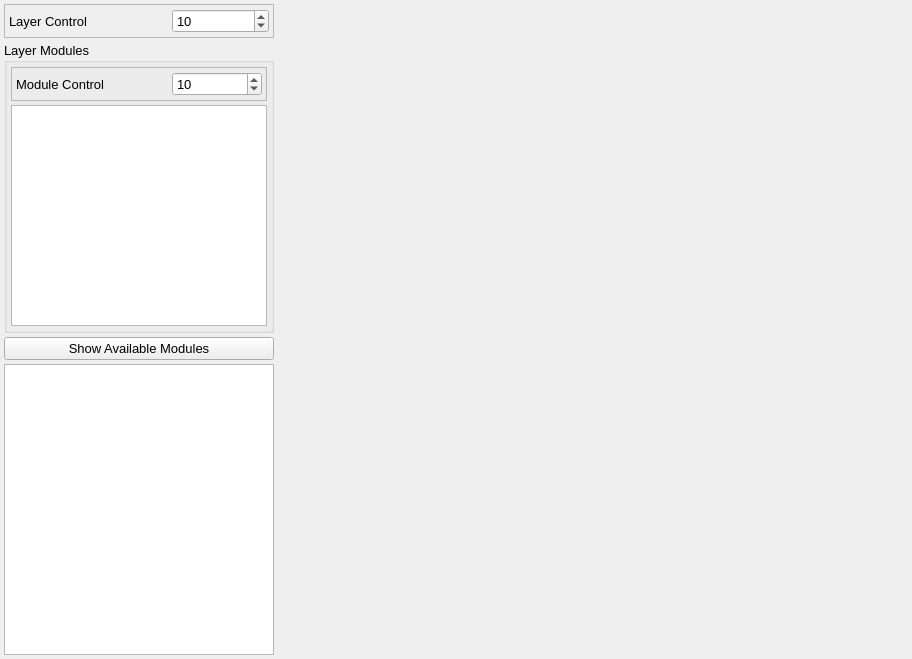
disorderedmaterials/dissolve, file src/gui/layertab.ui: the form before one commit.
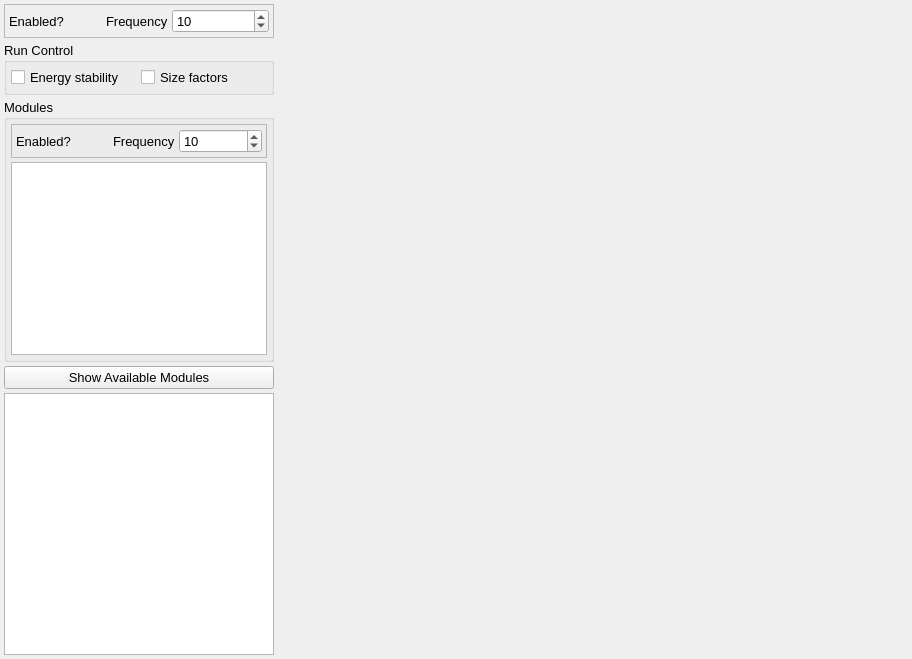
The form after the commit. Icons and pictures are not drawn.

```diff
--- a/src/gui/layertab.ui
+++ b/src/gui/layertab.ui
@@ -72,7 +72,7 @@
            </sizepolicy>
           </property>
           <property name="text">
-           <string>Layer Control</string>
+           <string>Enabled?</string>
           </property>
          </widget>
         </item>
@@ -119,34 +119,22 @@
          </widget>
         </item>
         <item>
-         <widget class="QLabel" name="LayerFrequencyLabel">
+         <widget class="QLabel" name="label_2">
           <property name="sizePolicy">
            <sizepolicy hsizetype="Minimum" vsizetype="Preferred">
             <horstretch>0</horstretch>
             <verstretch>0</verstretch>
            </sizepolicy>
           </property>
-          <property name="maximumSize">
-           <size>
-            <width>20</width>
-            <height>20</height>
-           </size>
-          </property>
           <property name="text">
-           <string/>
-          </property>
-          <property name="pixmap">
-           <pixmap resource="main.qrc">:/general/icons/general_frequency.svg</pixmap>
-          </property>
-          <property name="scaledContents">
-           <bool>true</bool>
+           <string>Frequency</string>
           </property>
          </widget>
         </item>
         <item>
          <widget class="QSpinBox" name="LayerFrequencySpin">
           <property name="sizePolicy">
-           <sizepolicy hsizetype="Preferred" vsizetype="Preferred">
+           <sizepolicy hsizetype="Expanding" vsizetype="Preferred">
             <horstretch>0</horstretch>
             <verstretch>0</verstretch>
            </sizepolicy>
@@ -168,10 +156,48 @@
        </layout>
       </widget>
      </item>
+     <item>
+      <widget class="QGroupBox" name="RunControlGroup">
+       <property name="title">
+        <string>Run Control</string>
+       </property>
+       <layout class="QHBoxLayout" name="horizontalLayout_3">
+        <property name="spacing">
+         <number>4</number>
+        </property>
+        <property name="leftMargin">
+         <number>4</number>
+        </property>
+        <property name="topMargin">
+         <number>4</number>
+        </property>
+        <property name="rightMargin">
+         <number>4</number>
+        </property>
+        <property name="bottomMargin">
+         <number>4</number>
+        </property>
+        <item>
+         <widget class="QCheckBox" name="RunControlEnergyStabilityCheck">
+          <property name="text">
+           <string>Energy stability</string>
+          </property>
+         </widget>
+        </item>
+        <item>
+         <widget class="QCheckBox" name="RunControlSizeFactorsCheck">
+          <property name="text">
+           <string>Size factors</string>
+          </property>
+         </widget>
+        </item>
+       </layout>
+      </widget>
+     </item>
      <item>
       <widget class="QGroupBox" name="ModulesGroup">
        <property name="title">
-        <string>Layer Modules</string>
+        <string>Modules</string>
        </property>
        <layout class="QVBoxLayout" name="verticalLayout_2">
         <property name="spacing">
@@ -222,7 +248,7 @@
               </sizepolicy>
              </property>
              <property name="text">
-              <string>Module Control</string>
+              <string>Enabled?</string>
              </property>
             </widget>
            </item>
@@ -269,34 +295,22 @@
             </widget>
            </item>
            <item>
-            <widget class="QLabel" name="ModuleFrequencyLabel">
+            <widget class="QLabel" name="label_4">
              <property name="sizePolicy">
               <sizepolicy hsizetype="Minimum" vsizetype="Preferred">
                <horstretch>0</horstretch>
                <verstretch>0</verstretch>
               </sizepolicy>
              </property>
-             <property name="maximumSize">
-              <size>
-               <width>20</width>
-               <height>20</height>
-              </size>
-             </property>
              <property name="text">
-              <string/>
-             </property>
-             <property name="pixmap">
-              <pixmap resource="main.qrc">:/general/icons/general_frequency.svg</pixmap>
-             </property>
-             <property name="scaledContents">
-              <bool>true</bool>
+              <string>Frequency</string>
              </property>
             </widget>
            </item>
            <item>
             <widget class="QSpinBox" name="ModuleFrequencySpin">
              <property name="sizePolicy">
-              <sizepolicy hsizetype="Preferred" vsizetype="Preferred">
+              <sizepolicy hsizetype="Expanding" vsizetype="Preferred">
                <horstretch>0</horstretch>
                <verstretch>0</verstretch>
               </sizepolicy>
```
